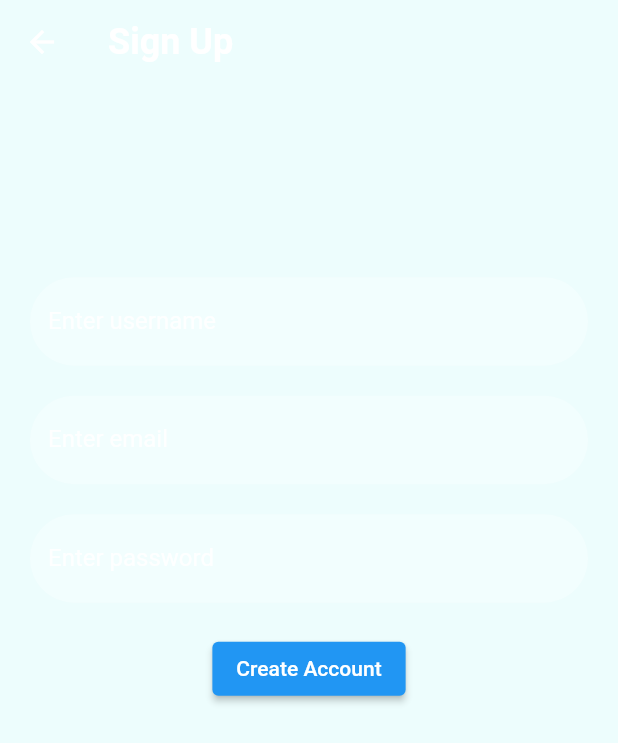
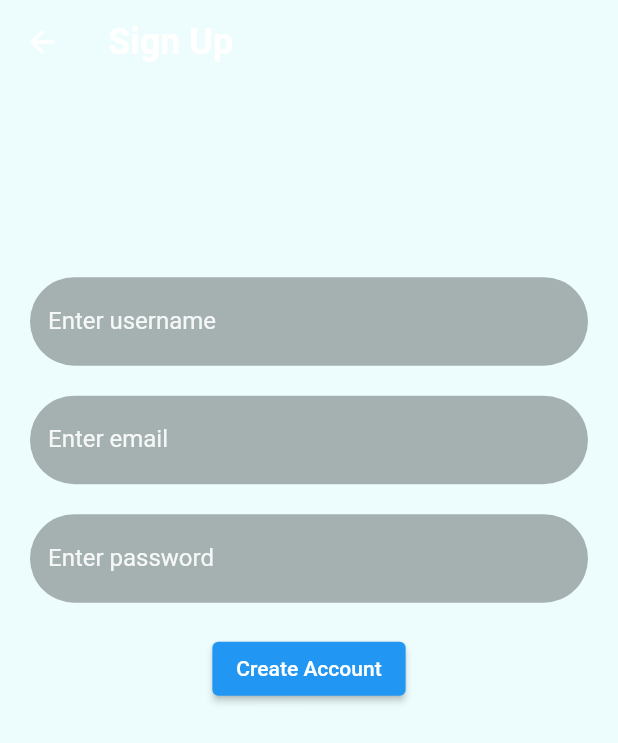
Before and after one commit to aishu1822/PostURight, a Flutter app: the CreateAccountScreen screen opened directly, on a phone screen of 412 x 824 dp. Shown: the top 743 px of the screen. Run offline on Flutter 3.47's test engine with Material 2 defaults, Android fonts, the phone set to English and light mode, and no system bars; our stand-ins replace babstrap_settings_screen, firebase_auth, firebase_core, firebase_database, get, simple_circular_progress_bar and 1 more; missing offline and left inert: calender_picker, linear_progress_bar; accounts and stored records are empty.

```diff
--- a/posturight/lib/text_field.dart
+++ b/posturight/lib/text_field.dart
@@ -5,7 +5,7 @@ TextField loginTextField(String text, bool isPasswordType, TextEditingController
                   obscureText: isPasswordType,
                   enableSuggestions: !isPasswordType,
                   autocorrect: !isPasswordType,
-                  cursorColor: Colors.white,
+                  cursorColor: Colors.black,
                   style: TextStyle(color: Colors.white.withOpacity(0.9)),
                   decoration: InputDecoration(
                     // prefixIcon: Icon(),
@@ -13,7 +13,7 @@ TextField loginTextField(String text, bool isPasswordType, TextEditingController
                     labelStyle: TextStyle(color: Colors.white.withOpacity(0.9)),
                     filled: true,
                     floatingLabelBehavior: FloatingLabelBehavior.never,
-                    fillColor: Colors.white.withOpacity(0.3),
+                    fillColor: Colors.black.withOpacity(0.3),
                     border: OutlineInputBorder(
                       borderRadius: BorderRadius.circular(50.0),
                       borderSide: const BorderSide(width: 0, style: BorderStyle.none),
```
Also changed, not shown: posturight/lib/create_account.dart (+18 -4 lines), posturight/lib/home.dart (+9 -1 lines), posturight/lib/login.dart (+16 -4 lines), posturight/lib/main.dart (+0 -67 lines).
